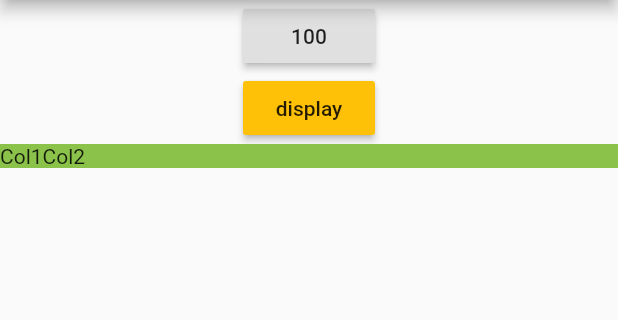
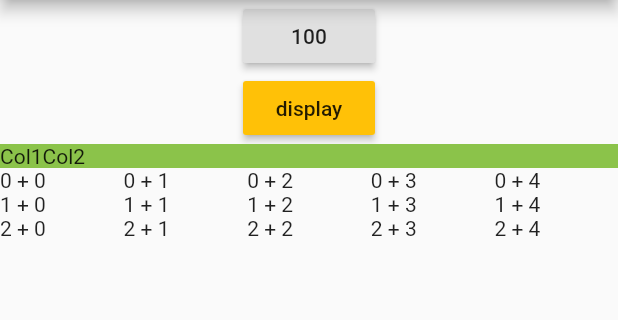
Before and after one commit to 1984tr/flutter-practice, a Flutter app: the PracticeMain screen opened directly, after a tap on "Practice01", on a phone screen of 412 x 824 dp, the part 84-404 px from its top. Run offline on Flutter 3.47's test engine with Material 2 defaults, Android fonts, the phone set to English and light mode, and no system bars; our stand-ins replace shared_preferences; accounts and stored records are empty.

Commit message:
table, list builder

```diff
--- a/lib/main.dart
+++ b/lib/main.dart
@@ -11,6 +11,7 @@ class MyApp extends StatelessWidget {
   Widget build(BuildContext context) {
     return MaterialApp(
       title: 'Flutter Demo',
+      debugShowCheckedModeBanner: false,
       theme: ThemeData(
         primarySwatch: Colors.blue,
         visualDensity: VisualDensity.adaptivePlatformDensity,
--- a/lib/pages/practice/practice01.dart
+++ b/lib/pages/practice/practice01.dart
@@ -37,12 +37,16 @@ class _Practice01State extends State<Practice01> {
               })
             },
           ),
-          Container(color: Colors.lightGreen,
-          child: Row(
-            children: [
-            Text("Col1"),
-            Text("Col2")
-          ],))
+          Container(
+              color: Colors.lightGreen,
+              child: Row(children: [Text("Col1"), Text("Col2")])),
+          Table(
+              children: List.generate(3, (i) {
+            return TableRow(
+                children: List.generate(5, (j) {
+              return Text("$i + $j");
+            }));
+          }))
         ])));
   }
 }
--- a/lib/pages/practice/practice_main.dart
+++ b/lib/pages/practice/practice_main.dart
@@ -1,5 +1,6 @@
 import 'package:flutter/material.dart';
 import 'package:flutter0131/pages/practice/practice01.dart';
+import 'package:flutter0131/pages/practice/practice02.dart';
 
 class PracticeMain extends StatefulWidget {
   @override
@@ -20,7 +21,12 @@ class _PracticeMainState extends State<PracticeMain> {
                 onPressed: () {
                   Navigator.push(context,
                       MaterialPageRoute(builder: (context) => Practice01()));
-                }, child: Text("Practice01"))
+                }, child: Text("Practice01")),
+            RaisedButton(
+                onPressed: () {
+                  Navigator.push(context,
+                      MaterialPageRoute(builder: (context) => Practice02()));
+                }, child: Text("Practice02"))
           ],
         ),
       ),
```
Also changed, not shown: lib/pages/practice/practice02.dart (added, +32 -0 lines), lib/pages/utils/ui_utils.dart (added, +13 -0 lines).
